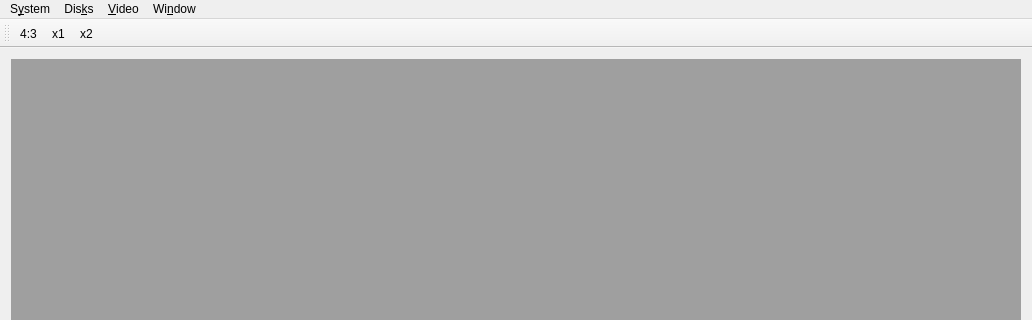
Old version of the form source/frontends/qapple/qapple.ui in the repository AppleWin/AppleWin; both pictures show x 0 to 1032 and y 0 to 320 of the 1032 by 762 pixel window.
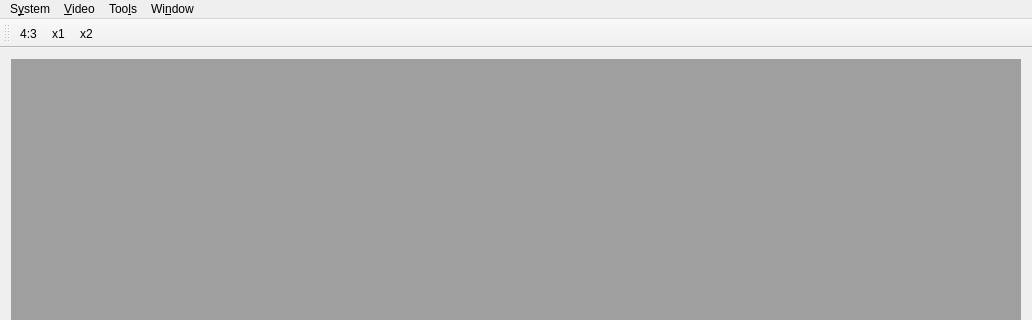
New version of the form.

Commit message: Add options dialog to load floppy and hard disks.

```diff
--- a/source/frontends/qapple/qapple.ui
+++ b/source/frontends/qapple/qapple.ui
@@ -33,7 +33,7 @@
      <x>0</x>
      <y>0</y>
      <width>1032</width>
-     <height>20</height>
+     <height>25</height>
     </rect>
    </property>
    <widget class="QMenu" name="menuSystem">
@@ -44,13 +44,6 @@
     <addaction name="actionPause"/>
     <addaction name="actionReboot"/>
    </widget>
-   <widget class="QMenu" name="menuDisks">
-    <property name="title">
-     <string>Dis&amp;ks</string>
-    </property>
-    <addaction name="actionDisk_1"/>
-    <addaction name="actionDisk_2"/>
-   </widget>
    <widget class="QMenu" name="menuVideo">
     <property name="title">
      <string>&amp;Video</string>
@@ -63,9 +56,15 @@
     </property>
     <addaction name="actionMemory"/>
    </widget>
+   <widget class="QMenu" name="menuTools">
+    <property name="title">
+     <string>Too&amp;ls</string>
+    </property>
+    <addaction name="actionOptions"/>
+   </widget>
    <addaction name="menuSystem"/>
-   <addaction name="menuDisks"/>
    <addaction name="menuVideo"/>
+   <addaction name="menuTools"/>
    <addaction name="menuView"/>
   </widget>
   <widget class="QToolBar" name="mainToolBar">
```
Left out of the diff: 15 changed lines with no effect on the pictures. The commit also changes 6 other files.
